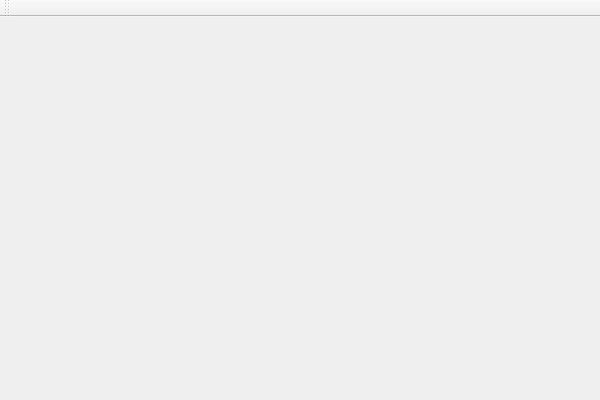
Before: the Qt Designer form mainwindow.ui in Ignotus/circuitmod, drawn with Qt 5.
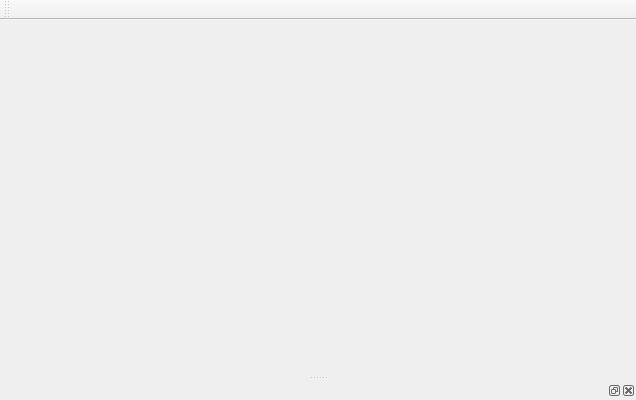
After: the same form once the commit is applied.

What changed in the file:
```diff
--- a/mainwindow.ui
+++ b/mainwindow.ui
@@ -6,7 +6,7 @@
    <rect>
     <x>0</x>
     <y>0</y>
-    <width>600</width>
+    <width>636</width>
     <height>400</height>
    </rect>
   </property>
@@ -21,6 +21,12 @@
   </property>
   <widget class="QWidget" name="centralWidget"/>
   <widget class="QToolBar" name="toolBar">
+   <property name="minimumSize">
+    <size>
+     <width>20</width>
+     <height>20</height>
+    </size>
+   </property>
    <property name="windowTitle">
     <string>toolBar</string>
    </property>
@@ -28,9 +34,15 @@
     <enum>TopToolBarArea</enum>
    </attribute>
    <attribute name="toolBarBreak">
-    <bool>false</bool>
+    <bool>true</bool>
    </attribute>
   </widget>
+  <widget class="QDockWidget" name="dockWidget">
+   <attribute name="dockWidgetArea">
+    <number>8</number>
+   </attribute>
+   <widget class="QWidget" name="dockWidgetContents"/>
+  </widget>
  </widget>
  <layoutdefault spacing="6" margin="11"/>
  <resources/>
```
